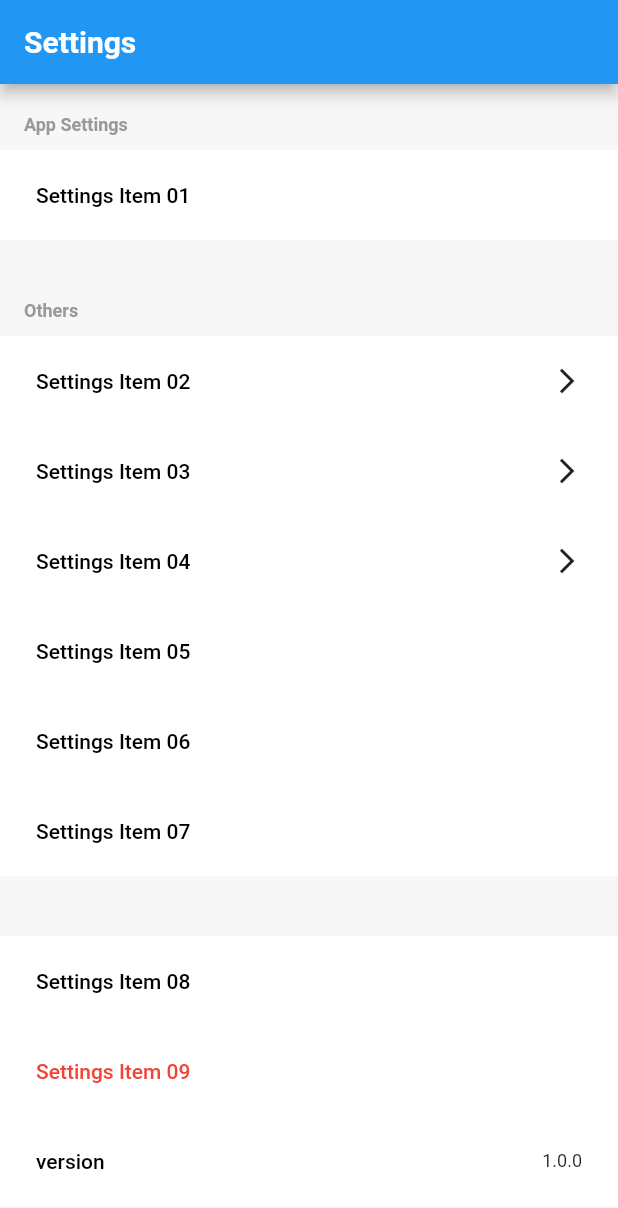
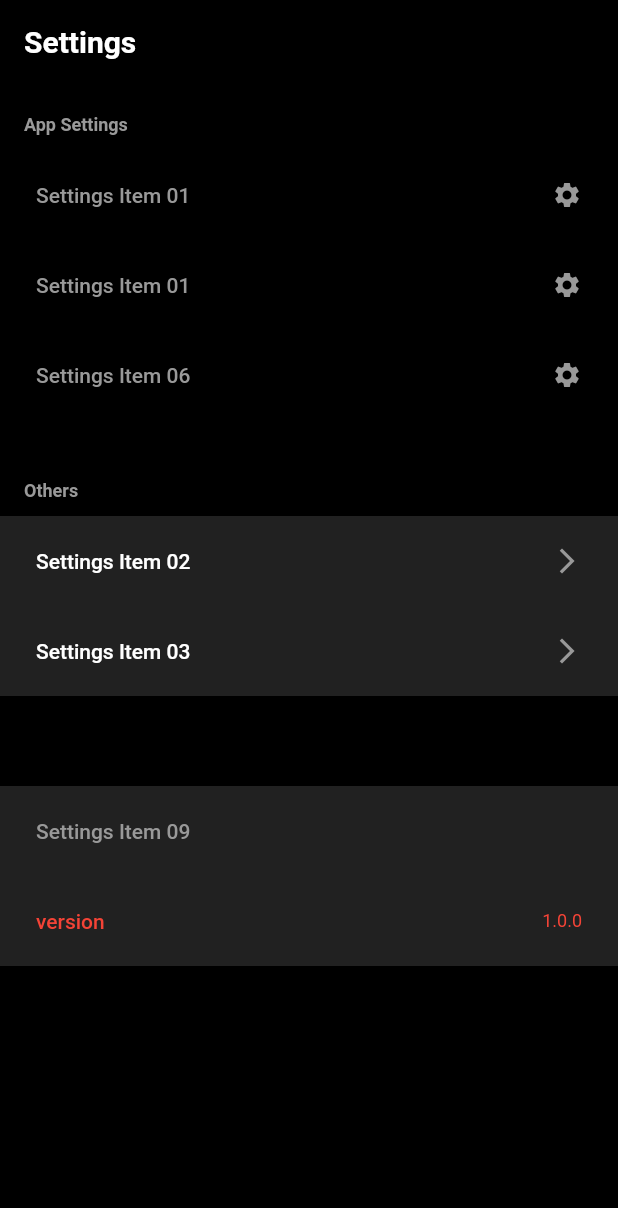
Before and after one commit to SeibenKami/AlphaBeta, a Flutter app: the screen it shows after launch, swiped to page 2, on a phone screen of 412 x 824 dp. Shown: the top 1208 px of the screen. Run offline on Flutter 3.47's test engine with Material 2 defaults, Android fonts, the light colour scheme and no system bars; our stand-ins replace sqflite, webview_flutter; accounts and stored records are empty; Roboto replaces fonts that are missing (NotoSansJP).

Commit message:
done with settings ui

```diff
--- a/lens/lib/screens/settings/settings.dart
+++ b/lens/lib/screens/settings/settings.dart
@@ -14,6 +14,14 @@ class _SettingsState extends State<Settings> {
     return Icon(
       Icons.arrow_forward_ios,
       size: 20.0,
+      color: Color(0xFF999999),
+    );
+  }
+  Widget _settings() {
+    return Icon(
+      Icons.settings,
+      size: 20.0,
+      color: Color(0xFF999999),
     );
   }
 
@@ -22,23 +30,20 @@ class _SettingsState extends State<Settings> {
     var brightness = MediaQuery.of(context).platformBrightness;
     return Scaffold(
       appBar: AppBar(
+        backgroundColor: Colors.black,
         title: Text(
           'Settings',
           style: TextStyle(fontWeight: FontWeight.bold),
         ),
       ),
       body: Container(
-        color: (brightness == Brightness.light)
-            ? Color(0xFFF7F7F7)
-            : Color(0xFF000000),
+        color: Color(0xFF000000),
         child: ListView(
           children: <Widget>[
             Padding(
               padding: const EdgeInsets.only(top: 20),
               child: Container(
-                color: (brightness == Brightness.light)
-                    ? Color(0xFFF7F7F7)
-                    : Color(0xFF000000),
+                color: Color(0xFF000000),
                 child: Column(
                   crossAxisAlignment: CrossAxisAlignment.start,
                   children: <Widget>[
@@ -47,25 +52,41 @@ class _SettingsState extends State<Settings> {
                       child: Text(
                         'App Settings',
                         style: TextStyle(
-                            fontSize: 12,
-                            fontWeight: FontWeight.w600,
-                            color: Color(0xFF999999)),
+                          fontSize: 12,
+                          fontWeight: FontWeight.w600,
+                          color: Color(0xFF999999),
+                        ),
                       ),
                     ),
                     SizedBox(
                       height: 10,
                     ),
                     ItemCard(
-                      textColor: Colors.black,
-
+                      textColor: Color(0xFF999999),
                       title: 'Settings Item 01',
-                      color: (brightness == Brightness.light)
-                          ? Colors.white
-                          : Theme.of(context).scaffoldBackgroundColor,
-                      rightWidget: Container(),
+                      color: Colors.black,
+                      rightWidget: _settings(),
                       callback: () {
                         print('Tap Settings Item 01');
                       },
+                    ),
+                    ItemCard(
+                      textColor: Color(0xFF999999),
+                      title: 'Settings Item 01',
+                      color: Colors.black,
+                      rightWidget:  _settings(),
+                      callback: () {
+                        print('Tap Settings Item 01');
+                      },
+                    ),
+                    ItemCard(
+                      title: 'Settings Item 06',
+                      color: Colors.black,
+                      rightWidget: _settings(),
+                      callback: () {
+                        print('Tap Settings Item 06');
+                      },
+                      textColor: Color(0xFF999999),
                     ),
                     SizedBox(
                       height: 40,
@@ -75,122 +96,54 @@ class _SettingsState extends State<Settings> {
                       child: Text(
                         'Others',
                         style: TextStyle(
-                            fontFamily: 'NotoSansJP',
-                            fontSize: 12,
-                            fontWeight: FontWeight.w600,
-                            color: Color(0xFF999999)),
+                          fontFamily: 'NotoSansJP',
+                          fontSize: 12,
+                          fontWeight: FontWeight.w600,
+                          color: Color(0xFF999999),
+                        ),
                       ),
                     ),
                     SizedBox(
                       height: 10,
                     ),
                     ItemCard(
-                      textColor: Colors.black,
-
+                      textColor: Colors.white,
                       title: 'Settings Item 02',
-                      color: (brightness == Brightness.light)
-                          ? Colors.white
-                          : Theme.of(context).scaffoldBackgroundColor,
+                      color: Colors.grey.shade900,
                       rightWidget: _arrow(),
                       callback: () {
                         print('Tap Settings Item 02');
                       },
                     ),
                     ItemCard(
-                      textColor: Colors.black,
-
+                      textColor: Colors.white,
                       title: 'Settings Item 03',
-                      color: (brightness == Brightness.light)
-                          ? Colors.white
-                          : Theme.of(context).scaffoldBackgroundColor,
+                      color: Colors.grey.shade900,
                       rightWidget: _arrow(),
                       callback: () {
                         print('Tap Settings Item 03');
                       },
                     ),
-                    ItemCard(
-                      textColor: Colors.black,
-
-                      title: 'Settings Item 04',
-                      color: (brightness == Brightness.light)
-                          ? Colors.white
-                          : Theme.of(context).scaffoldBackgroundColor,
-                      rightWidget: _arrow(),
-                      callback: () {
-                        print('Tap Settings Item 04');
-                      },
-                    ),
-                    ItemCard(
-                      title: 'Settings Item 05',
-                      color: (brightness == Brightness.light)
-                          ? Colors.white
-                          : Theme.of(context).scaffoldBackgroundColor,
-                      rightWidget: Container(),
-                      callback: () {
-                        print('Tap Settings Item 05');
-                      },
-                      textColor: Colors.black,
-
-                    ),
-                    ItemCard(
-                      title: 'Settings Item 06',
-                      color: (brightness == Brightness.light)
-                          ? Colors.white
-                          : Theme.of(context).scaffoldBackgroundColor,
-                      rightWidget: Container(),
-                      callback: () {
-                        print('Tap Settings Item 06');
-                      },
-                      textColor: Colors.black,
-                    ),
-                    ItemCard(
-                      textColor: Colors.black,
-
-                      title: 'Settings Item 07',
-                      color: (brightness == Brightness.light)
-                          ? Colors.white
-                          : Theme.of(context).scaffoldBackgroundColor,
-                      rightWidget: Container(),
-                      callback: () {
-                        print('Tap Settings Item 07');
-                      },
-                    ),
                     SizedBox(
-                      height: 40,
-                    ),
-                    ItemCard(
-                      textColor: Colors.black,
-
-                      title: 'Settings Item 08',
-                      color: (brightness == Brightness.light)
-                          ? Colors.white
-                          : Theme.of(context).scaffoldBackgroundColor,
-                      rightWidget: Container(),
-                      callback: () {
-                        print('Tap Settings Item 08');
-                      },
+                      height: 60,
                     ),
                     ItemCard(
                       rightWidget: Container(),
                       title: 'Settings Item 09',
-                      color: (brightness == Brightness.light)
-                          ? Colors.white
-                          : Theme.of(context).scaffoldBackgroundColor,
+                      color: Colors.grey.shade900,
                       callback: () {
                         print('Tap Settings Item 09');
                       },
-                      textColor: Colors.red,
+                      textColor: Color(0xFF999999),
                     ),
                     ItemCard(
-                      textColor: Colors.black,
-
+                      textColor: Colors.red,
                       title: 'version',
-                      color: (brightness == Brightness.light)
-                          ? Colors.white
-                          : Theme.of(context).scaffoldBackgroundColor,
+                      color: Colors.grey.shade900,
                       rightWidget: Center(
                         child: Text('1.0.0',
                             style: TextStyle(
+                              color: Colors.red,
                               fontSize: 12,
                               fontWeight: FontWeight.normal,
                             )),
```
Also changed, not shown: lens/pubspec.lock.
